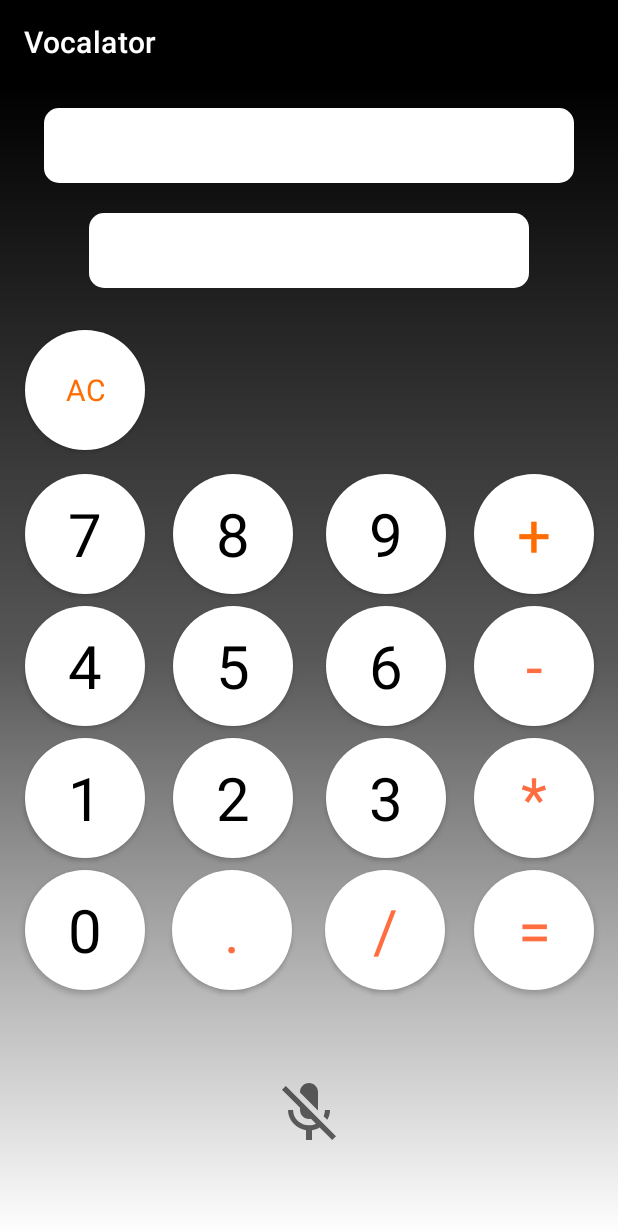
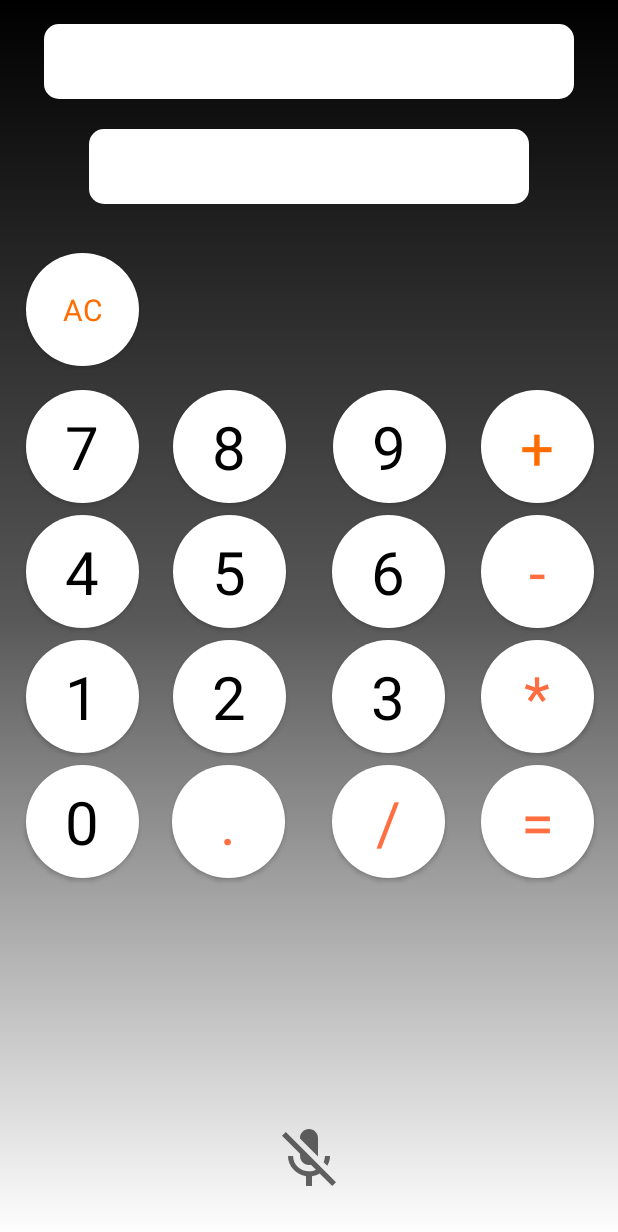
Before and after one commit to Keshavaram/Vocalator, an Android app: the screen it shows after launch (MainActivity), on a phone screen of 412 x 824 dp. Shown: the top 1232 px of the screen. Run offline under Robolectric (Android 15) with nearby library versions, the phone set to English and light mode, and no system bars.

Commit message:
removed action bar to fix ui complications in smaller screens

```diff
--- a/app/src/main/java/com/laya/vocalator/MainActivity.java
+++ b/app/src/main/java/com/laya/vocalator/MainActivity.java
@@ -65,10 +65,10 @@ public class MainActivity extends AppCompatActivity
         history = findViewById(R.id.voiceDetected);
         detectedText = new StringBuilder();
 
-        ActionBar ab = getSupportActionBar();
-        ColorDrawable cd = new ColorDrawable(Color.parseColor("#000000"));
-        assert ab != null;
-        ab.setBackgroundDrawable(cd);
+//        ActionBar ab = getSupportActionBar();
+//        ColorDrawable cd = new ColorDrawable(Color.parseColor("#000000"));
+//        assert ab != null;
+//        ab.setBackgroundDrawable(cd);
 
 
 
--- a/app/src/main/res/layout/activity_main.xml
+++ b/app/src/main/res/layout/activity_main.xml
@@ -61,8 +61,8 @@
     <Button
         android:id="@+id/button7"
         style="@style/Widget.AppCompat.Button.Small"
-        android:layout_width="80dp"
-        android:layout_height="80dp"
+        android:layout_width="75dp"
+        android:layout_height="75dp"
         android:layout_marginStart="16dp"
         android:layout_marginTop="124dp"
         android:layout_marginEnd="20dp"
@@ -87,8 +87,8 @@
     <Button
         android:id="@+id/button8"
         style="@style/Widget.AppCompat.Button.Small"
-        android:layout_width="80dp"
-        android:layout_height="80dp"
+        android:layout_width="75dp"
+        android:layout_height="75dp"
         android:layout_marginStart="6dp"
         android:background="@drawable/button_config"
         android:fadingEdge="horizontal|vertical|none"
@@ -117,8 +117,8 @@
     <Button
         android:id="@+id/button9"
         style="@style/Widget.AppCompat.Button.Small"
-        android:layout_width="80dp"
-        android:layout_height="80dp"
+        android:layout_width="75dp"
+        android:layout_height="75dp"
         android:layout_marginEnd="6dp"
         android:background="@drawable/button_config"
         android:fadingEdge="horizontal|vertical"
@@ -141,8 +141,8 @@
     <Button
         android:id="@+id/button4"
         style="@style/Widget.AppCompat.Button.Small"
-        android:layout_width="80dp"
-        android:layout_height="80dp"
+        android:layout_width="75dp"
+        android:layout_height="75dp"
         android:layout_marginTop="8dp"
         android:background="@drawable/button_config"
         android:fadingEdge="horizontal|vertical"
@@ -163,8 +163,8 @@
     <Button
         android:id="@+id/button5"
         style="@style/Widget.AppCompat.Button.Small"
-        android:layout_width="80dp"
-        android:layout_height="80dp"
+        android:layout_width="75dp"
+        android:layout_height="75dp"
         android:layout_marginStart="6dp"
         android:background="@drawable/button_config"
         android:fadingEdge="horizontal|vertical"
@@ -187,8 +187,8 @@
     <Button
         android:id="@+id/button6"
         style="@style/Widget.AppCompat.Button.Small"
-        android:layout_width="80dp"
-        android:layout_height="80dp"
+        android:layout_width="75dp"
+        android:layout_height="75dp"
         android:layout_marginEnd="6dp"
         android:background="@drawable/button_config"
         android:fadingEdge="horizontal|vertical"
@@ -211,8 +211,8 @@
     <Button
         android:id="@+id/button1"
         style="@style/Widget.AppCompat.Button.Small"
-        android:layout_width="80dp"
-        android:layout_height="80dp"
+        android:layout_width="75dp"
+        android:layout_height="75dp"
         android:layout_marginTop="8dp"
         android:background="@drawable/button_config"
         android:fadingEdge="horizontal|vertical"
@@ -233,8 +233,8 @@
     <Button
         android:id="@+id/button2"
         style="@style/Widget.AppCompat.Button.Small"
-        android:layout_width="80dp"
-        android:layout_height="80dp"
+        android:layout_width="75dp"
+        android:layout_height="75dp"
         android:layout_marginStart="6dp"
         android:background="@drawable/button_config"
         android:fadingEdge="horizontal|vertical"
@@ -257,8 +257,8 @@
     <Button
         android:id="@+id/button3"
         style="@style/Widget.AppCompat.Button.Small"
-        android:layout_width="80dp"
-        android:layout_height="80dp"
+        android:layout_width="75dp"
+        android:layout_height="75dp"
         android:layout_marginEnd="6dp"
         android:background="@drawable/button_config"
         android:fadingEdge="horizontal|vertical"
@@ -281,8 +281,8 @@
     <Button
         android:id="@+id/button0"
         style="@style/Widget.AppCompat.Button.Small"
-        android:layout_width="80dp"
-        android:layout_height="80dp"
+        android:layout_width="75dp"
+        android:layout_height="75dp"
         android:layout_marginTop="8dp"
         android:background="@drawable/button_config"
         android:fadingEdge="horizontal|vertical"
@@ -303,8 +303,8 @@
     <Button
         android:id="@+id/buttonDot"
         style="@style/Widget.AppCompat.Button.Small"
-        android:layout_width="80dp"
-        android:layout_height="80dp"
+        android:layout_width="75dp"
+        android:layout_height="75dp"
         android:layout_marginStart="6dp"
         android:background="@drawable/button_config"
         android:fadingEdge="horizontal|vertical"
@@ -327,8 +327,8 @@
     <Button
         android:id="@+id/buttonDivision"
         style="@style/Widget.AppCompat.Button.Small"
-        android:layout_width="80dp"
-        android:layout_height="80dp"
+        android:layout_width="75dp"
+        android:layout_height="75dp"
         android:layout_marginEnd="6dp"
         android:background="@drawable/button_config"
         android:fadingEdge="horizontal|vertical"
@@ -351,8 +351,8 @@
     <Button
         android:id="@+id/buttonAdd"
         style="@style/Widget.AppCompat.Button.Small"
-        android:layout_width="80dp"
-        android:layout_height="80dp"
+        android:layout_width="75dp"
+        android:layout_height="75dp"
         android:layout_marginEnd="16dp"
         android:background="@drawable/button_config"
         android:fadingEdge="horizontal|vertical"
@@ -375,8 +375,8 @@
     <Button
         android:id="@+id/buttonSub"
         style="@style/Widget.AppCompat.Button.Small"
-        android:layout_width="80dp"
-        android:layout_height="80dp"
+        android:layout_width="75dp"
+        android:layout_height="75dp"
         android:layout_marginEnd="16dp"
         android:background="@drawable/button_config"
         android:fadingEdge="horizontal|vertical"
@@ -399,8 +399,8 @@
     <Button
         android:id="@+id/buttonMutiply"
         style="@style/Widget.AppCompat.Button.Small"
-        android:layout_width="80dp"
-        android:layout_height="80dp"
+        android:layout_width="75dp"
+        android:layout_height="75dp"
         android:layout_marginEnd="16dp"
         android:background="@drawable/button_config"
         android:fadingEdge="horizontal|vertical"
@@ -421,8 +421,8 @@
     <Button
         android:id="@+id/buttonEquals"
         style="@style/Widget.AppCompat.Button.Small"
-        android:layout_width="80dp"
-        android:layout_height="80dp"
+        android:layout_width="75dp"
+        android:layout_height="75dp"
         android:layout_marginEnd="16dp"
         android:background="@drawable/button_config"
         android:fadingEdge="horizontal|vertical"
@@ -445,8 +445,8 @@
     <Button
         android:id="@+id/buttonClear"
         style="@style/Widget.AppCompat.Button.Small"
-        android:layout_width="80dp"
-        android:layout_height="80dp"
+        android:layout_width="75dp"
+        android:layout_height="75dp"
         android:layout_marginBottom="16dp"
         android:background="@drawable/button_config"
         android:fadingEdge="horizontal|vertical"
@@ -492,14 +492,15 @@
 
     <ImageButton
         android:id="@+id/voice"
-        android:layout_width="48dp"
-        android:layout_height="48dp"
+        android:layout_width="48sp"
+        android:layout_height="48sp"
         android:background="@drawable/custom_mic"
         android:onClick="trigger"
         app:layout_constraintBottom_toBottomOf="parent"
         app:layout_constraintEnd_toEndOf="parent"
         app:layout_constraintStart_toStartOf="parent"
-        app:layout_constraintTop_toBottomOf="@+id/buttonDivision"
+        app:layout_constraintTop_toBottomOf="@+id/voiceDetected"
+        app:layout_constraintVertical_bias="0.95"
         tools:ignore="SpeakableTextPresentCheck" />
 
 </androidx.constraintlayout.widget.ConstraintLayout>
--- a/app/src/main/res/values-night/themes.xml
+++ b/app/src/main/res/values-night/themes.xml
@@ -1,6 +1,6 @@
 <resources xmlns:tools="http://schemas.android.com/tools">
     <!-- Base application theme. -->
-    <style name="Theme.Vocalator" parent="Theme.MaterialComponents.DayNight.DarkActionBar">
+    <style name="Theme.Vocalator" parent="Theme.MaterialComponents.DayNight.NoActionBar">
         <!-- Primary brand color. -->
         <item name="colorPrimary">#000000</item>
         <item name="colorPrimaryVariant">#000000</item>
--- a/app/src/main/res/values/themes.xml
+++ b/app/src/main/res/values/themes.xml
@@ -1,6 +1,6 @@
 <resources xmlns:tools="http://schemas.android.com/tools">
     <!-- Base application theme. -->
-    <style name="Theme.Vocalator" parent="Theme.MaterialComponents.DayNight.DarkActionBar">
+    <style name="Theme.Vocalator" parent="Theme.MaterialComponents.DayNight.NoActionBar">
         <!-- Primary brand color. -->
         <item name="colorPrimary">#000000</item>
         <item name="colorPrimaryVariant">#000000</item>
```
